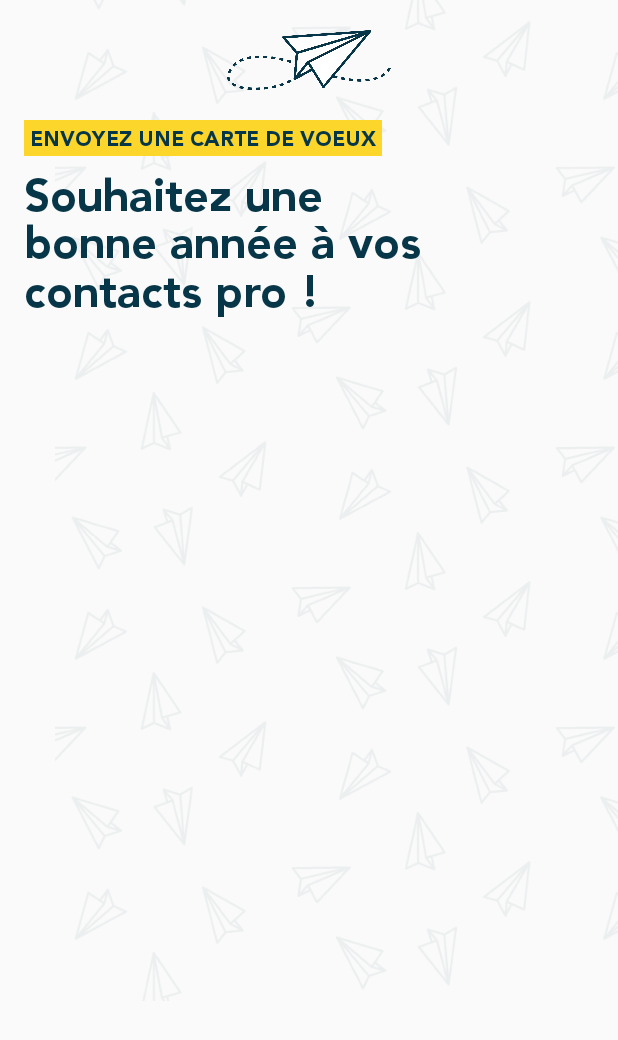
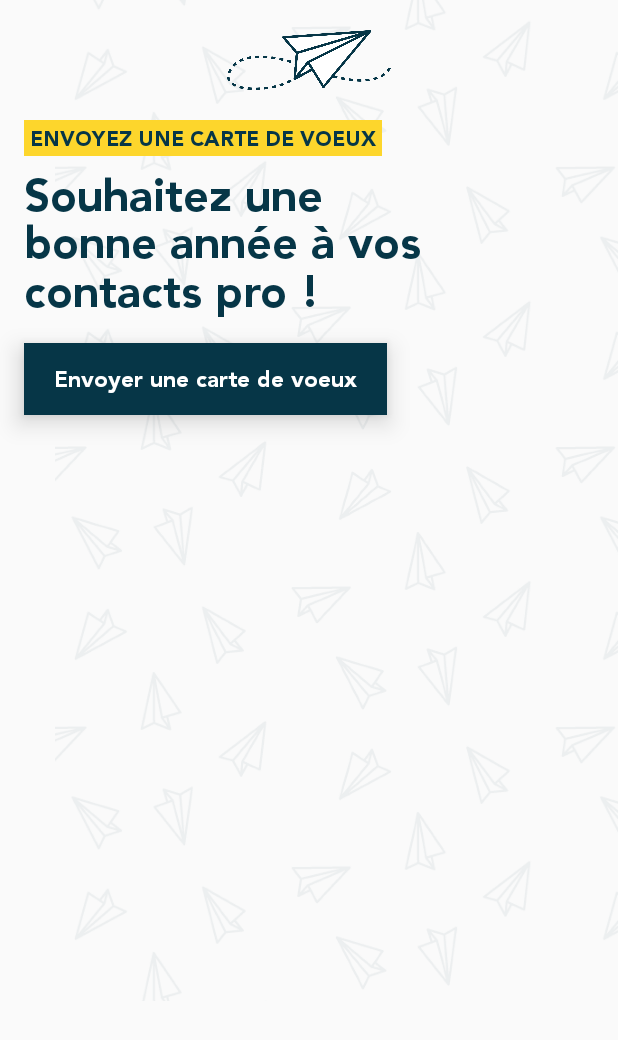
Before and after one commit to GetLetter/Getletter-android, an Android app: the layout activity_homepage.xml on its own in the app's theme, with its tools: preview values and no code run, on a phone screen of 412 x 824 dp. Shown: the top 1040 px of the screen. Run offline under Robolectric (Android 15) with nearby library versions, the phone set to English and light mode, and no system bars.

Commit message:
:lipstick: Homepage - Add send button

```diff
--- a/app/src/main/res/layout/activity_homepage.xml
+++ b/app/src/main/res/layout/activity_homepage.xml
@@ -52,4 +52,26 @@
         app:layout_constraintStart_toStartOf="parent"
         app:layout_constraintTop_toBottomOf="@+id/text1" />
 
+    <Button
+        android:id="@+id/btn_send"
+        style="@style/Widget.AppCompat.Button.Borderless"
+        android:layout_width="wrap_content"
+        android:layout_height="wrap_content"
+        android:layout_marginStart="16dp"
+        android:layout_marginRight="25dp"
+        android:layout_marginTop="10dp"
+        android:background="@color/colorPrimary"
+        android:elevation="10dp"
+        android:fontFamily="@font/avenir_black"
+        android:text="Envoyer une carte de voeux"
+        android:textAllCaps="false"
+        android:textColor="#fff"
+        android:textSize="15dp"
+        android:paddingLeft="20dp"
+        android:paddingRight="20dp"
+        app:layout_constraintHorizontal_bias="0.0"
+        app:layout_constraintLeft_toLeftOf="parent"
+        app:layout_constraintRight_toRightOf="parent"
+        app:layout_constraintTop_toBottomOf="@+id/text2" />
+
 </android.support.constraint.ConstraintLayout>
```
